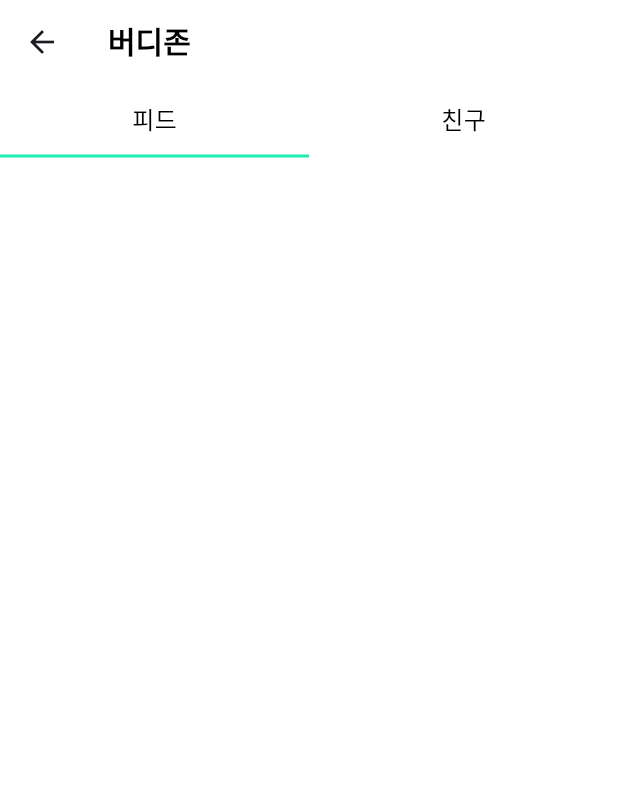
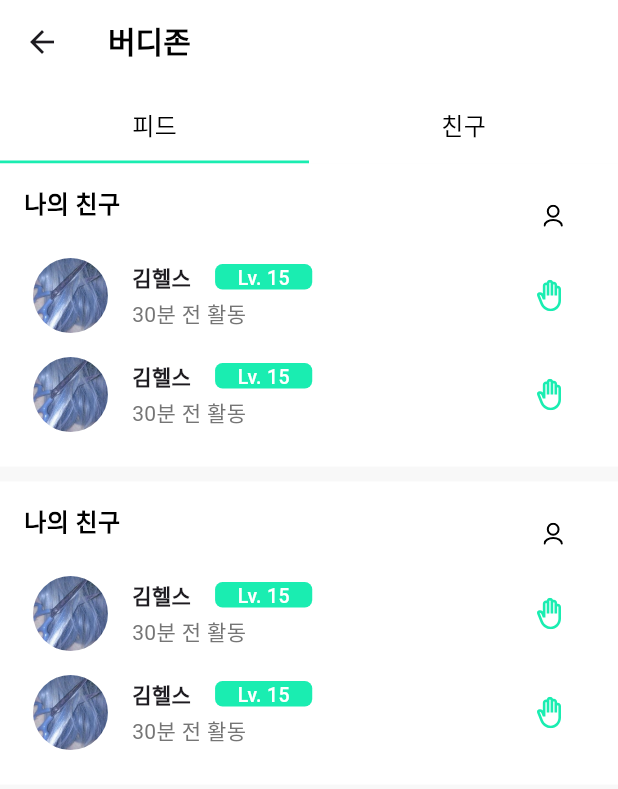
Before and after one commit to soluxAbsolute2025/30th_2_appsolute_bodybuddy_front, a Flutter app: the BuddyZonePage screen opened directly, on a phone screen of 412 x 824 dp. Shown: the top 789 px of the screen. Run offline on Flutter 3.47's test engine with Material 3 defaults, Android fonts, the phone set to English and light mode, and no system bars; our stand-ins replace flutter_svg; Roboto replaces fonts that are missing (Pretendard).

Commit message:
[Feat] 버디존 친구 탭 구조 설정

```diff
--- /dev/null
+++ b/lib/features/buddyzone/pages/buddy_friends_page.dart
@@ -0,0 +1,10 @@
+import 'package:flutter/material.dart';
+
+class BuddyFriendPage extends StatelessWidget {
+  const BuddyFriendPage({super.key});
+
+  @override
+  Widget build(BuildContext context) {
+    return Column(children: <Widget>[]);
+  }
+}
--- a/lib/features/buddyzone/pages/buddyzone_page.dart
+++ b/lib/features/buddyzone/pages/buddyzone_page.dart
@@ -1,6 +1,8 @@
 // features/home/pages/home_page.dart
+import 'package:flutter/material.dart';
+import '../../../common/widgets/main_appbar.dart';
 
-import 'package:flutter/material.dart';
+import '../widgets/friends/my_friends_section.dart';
 
 class BuddyZonePage extends StatefulWidget {
   const BuddyZonePage({super.key});
@@ -15,27 +17,12 @@ class _BuddyZoneState extends State<BuddyZonePage> {
   @override
   Widget build(BuildContext context) {
     return Scaffold(
-      backgroundColor: Colors.white,
-      appBar: AppBar(
-        elevation: 0,
-        backgroundColor: Colors.white,
-        titleSpacing: 0,
-        title: SizedBox(
-          height: 60.0,
-          child: const Padding(
-            padding: EdgeInsets.fromLTRB(16.0, 19.0, 16.0, 17.0),
-            child: Text(
-              '버디존',
-              style: TextStyle(
-                fontFamily: 'Pretendard',
-                fontSize: 20,
-                fontWeight: FontWeight.w600,
-                height: 1.0,
-                color: Colors.black,
-              ),
-            ),
-          ),
-        ),
+      backgroundColor: Color(0xFFF8F8F8),
+      appBar: MainAppbar(
+        navIndex: 3,
+        titleText: '버디존',
+        imageUrl: 'assets/images/common/my.svg',
+        buttonText: '친구 추가',
       ),
       body: Column(
         children: <Widget>[
@@ -112,6 +99,9 @@ class _BuddyZoneState extends State<BuddyZonePage> {
               ],
             ),
           ),
+          MyFriendsSection(),
+          SizedBox(height: 10.0),
+          MyFriendsSection(),
         ],
       ),
     );
--- a/lib/features/buddyzone/widgets/_content.dart
+++ b/lib/features/buddyzone/widgets/_content.dart
@@ -1,21 +1,17 @@
-// 예시 ) 콘텐츠 위젯
+// features/home/widgets/home_content.dart
 
-//// features/home/widgets/home_content.dart
+import 'package:flutter/material.dart';
 
-// import 'package:flutter/material.dart';
+class HomeContent extends StatelessWidget {
+  const HomeContent({super.key});
 
-// class HomeContent extends StatelessWidget {
-//   const HomeContent({super.key});
-
-//   @override
-//   Widget build(BuildContext context) {
-//     return ListView.builder(
-//       itemCount: 10,
-//       itemBuilder: (context, index) {
-//         return ListTile(
-//           title: Text('Item $index'),
-//         );
-//       },
-//     );
-//   }
-// }
+  @override
+  Widget build(BuildContext context) {
+    return ListView.builder(
+      itemCount: 10,
+      itemBuilder: (context, index) {
+        return ListTile(title: Text('Item $index'));
+      },
+    );
+  }
+}
--- /dev/null
+++ b/lib/features/buddyzone/widgets/friends/my_friends_section.dart
@@ -0,0 +1,61 @@
+// features/home/widgets/home_content.dart
+import 'package:flutter/material.dart';
+import 'package:flutter_svg/flutter_svg.dart';
+
+import '../friends/myfriendBlock.dart';
+
+class MyFriendsSection extends StatelessWidget {
+  const MyFriendsSection({super.key});
+
+  @override
+  Widget build(BuildContext context) {
+    return Container(
+      color: Colors.white,
+      padding: EdgeInsets.symmetric(vertical: 15.0, horizontal: 16.0),
+      child: Column(
+        children: [
+          Container(
+            child: Row(
+              mainAxisAlignment: MainAxisAlignment.spaceBetween,
+              children: [
+                Container(
+                  padding: EdgeInsets.only(bottom: 16.0),
+                  child: Row(
+                    children: [
+                      Text(
+                        '나의 친구',
+                        style: TextStyle(
+                          color: Colors.black,
+                          fontSize: 16.0,
+                          fontWeight: FontWeight.w600,
+                        ),
+                      ),
+                      Text(
+                        '3',
+                        style: TextStyle(
+                          color: Colors.white30,
+                          fontSize: 16.0,
+                          fontWeight: FontWeight.w600,
+                        ),
+                      ),
+                    ],
+                  ),
+                ),
+                Container(
+                  padding: EdgeInsets.only(right: 16.0),
+                  child: SvgPicture.asset(
+                    'assets/images/common/friend_add.svg',
+                    width: 22.0,
+                    height: 15.0,
+                  ),
+                ),
+              ],
+            ),
+          ),
+          MyfriendBlock(),
+          MyfriendBlock(),
+        ],
+      ),
+    );
+  }
+}
--- /dev/null
+++ b/lib/features/buddyzone/widgets/friends/myfriendBlock.dart
@@ -0,0 +1,90 @@
+// features/home/widgets/home_content.dart
+
+import 'package:flutter/material.dart';
+import 'package:flutter_svg/flutter_svg.dart';
+
+class MyfriendBlock extends StatelessWidget {
+  const MyfriendBlock({super.key});
+
+  @override
+  Widget build(BuildContext context) {
+    return Container(
+      color: Colors.white,
+      // margin: EdgeInsets.symmetric(horizontal: 16.0),
+      padding: EdgeInsets.symmetric(vertical: 8.0, horizontal: 6.0),
+      child: Row(
+        children: [
+          SizedBox(
+            width: 50.0,
+            height: 50.0,
+            child: ClipOval(
+              child: Image(
+                image: AssetImage('assets/images/common/profile1.jpg'),
+              ),
+            ),
+          ),
+          SizedBox(width: 16.0),
+          Expanded(
+            child: Column(
+              children: <Widget>[
+                Row(
+                  children: [
+                    Text(
+                      '김헬스',
+                      style: TextStyle(
+                        fontSize: 14.0,
+                        fontWeight: FontWeight.bold,
+                      ),
+                    ),
+                    SizedBox(width: 16.0),
+                    Container(
+                      height: 17.0,
+                      child: Container(
+                        padding: EdgeInsets.symmetric(horizontal: 15.0),
+                        decoration: BoxDecoration(
+                          color: Color(0xFF1AEDB1),
+                          borderRadius: BorderRadius.circular(5.0),
+                        ),
+                        child: Text(
+                          'Lv. 15',
+                          style: TextStyle(
+                            color: Colors.white,
+                            fontSize: 13.0,
+                            fontWeight: FontWeight.w500,
+                          ),
+                        ),
+                      ),
+                    ),
+                  ],
+                ),
+                SizedBox(height: 4.0),
+                Row(
+                  children: [
+                    Container(
+                      child: Text(
+                        textAlign: TextAlign.left,
+                        '30분 전 활동',
+                        style: TextStyle(
+                          color: Colors.grey[600],
+                          fontSize: 14.0,
+                        ),
+                      ),
+                    ),
+                  ],
+                ),
+              ],
+            ),
+          ),
+          Container(
+            padding: EdgeInsets.only(right: 16.0),
+            child: SvgPicture.asset(
+              'assets/images/common/hand.svg',
+              width: 16.0,
+              height: 21.0,
+            ),
+          ),
+        ],
+      ),
+    );
+  }
+}
--- a/lib/pages/main_page.dart
+++ b/lib/pages/main_page.dart
@@ -1,7 +1,8 @@
 // lib/pages/main_page.dart
-
 import 'package:flutter/material.dart';
+import 'package:flutter_svg/flutter_svg.dart';
 import '../common/widgets/main_bottom_nav.dart';
+import '../common/widgets/main_floating.dart';
 
 import '../features/home/pages/home_page.dart';
 import '../features/bodylog/pages/bodylog_page.dart';
@@ -31,6 +32,7 @@ class _MainPageState extends State<MainPage> {
   Widget build(BuildContext context) {
     return Scaffold(
       body: _pages[_currentIndex],
+      floatingActionButton: MainFloating(),
       bottomNavigationBar: MainBottomNav(
         currentIndex: _currentIndex,
         onTap: (index) {
```
